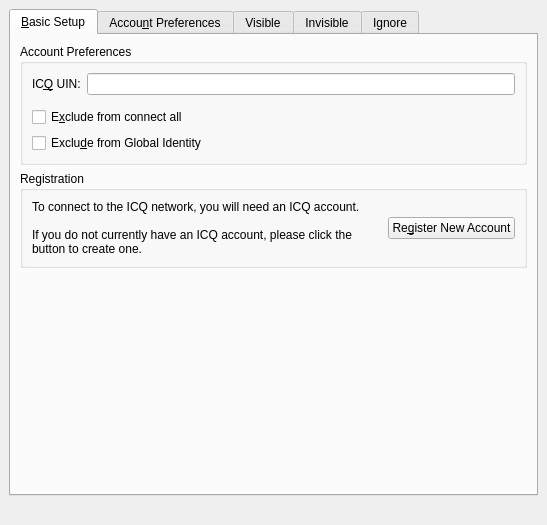
Above: protocols/oscar/icq/ui/icqeditaccountui.ui from KDE/kopete before the change. Below: the same form after it.
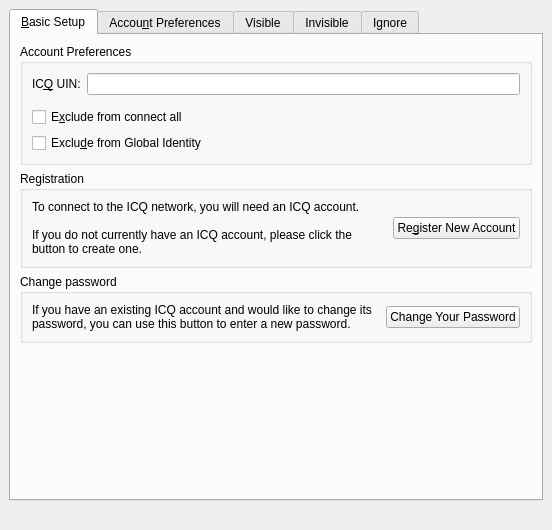
That is the form after the change. Custom widgets are drawn as their Qt base class.

Commit message:
Add feature 85117: [liboscar/icq] password changing support for ICQ.
FEATURE: 85117
GUI:

The edit to the form file:
```diff
--- a/protocols/oscar/icq/ui/icqeditaccountui.ui
+++ b/protocols/oscar/icq/ui/icqeditaccountui.ui
@@ -5,21 +5,21 @@
    <rect>
     <x>0</x>
     <y>0</y>
-    <width>547</width>
-    <height>525</height>
+    <width>552</width>
+    <height>530</height>
    </rect>
   </property>
   <property name="windowTitle" >
    <string>Account Preferences - ICQ</string>
   </property>
-  <layout class="QGridLayout" >
+  <layout class="QVBoxLayout" >
    <property name="margin" >
     <number>9</number>
    </property>
    <property name="spacing" >
     <number>6</number>
    </property>
-   <item row="0" column="0" >
+   <item>
     <widget class="QTabWidget" name="tabWidget7" >
      <property name="currentIndex" >
       <number>0</number>
@@ -159,6 +159,54 @@
          </layout>
         </widget>
        </item>
+       <item>
+        <widget class="QGroupBox" name="groupBox_5" >
+         <property name="title" >
+          <string>Change password</string>
+         </property>
+         <layout class="QHBoxLayout" >
+          <property name="margin" >
+           <number>9</number>
+          </property>
+          <property name="spacing" >
+           <number>6</number>
+          </property>
+          <item>
+           <widget class="QLabel" name="label" >
+            <property name="sizePolicy" >
+             <sizepolicy>
+              <hsizetype>7</hsizetype>
+              <vsizetype>5</vsizetype>
+              <horstretch>0</horstretch>
+              <verstretch>0</verstretch>
+             </sizepolicy>
+            </property>
+            <property name="text" >
+             <string>If you have an existing ICQ account and would like to change its password, you can use this button to enter a new password.</string>
+            </property>
+            <property name="wordWrap" >
+             <bool>true</bool>
+            </property>
+           </widget>
+          </item>
+          <item>
+           <widget class="QPushButton" name="buttonChangePassword" >
+            <property name="sizePolicy" >
+             <sizepolicy>
+              <hsizetype>1</hsizetype>
+              <vsizetype>0</vsizetype>
+              <horstretch>0</horstretch>
+              <verstretch>0</verstretch>
+             </sizepolicy>
+            </property>
+            <property name="text" >
+             <string>Change Your Password</string>
+            </property>
+           </widget>
+          </item>
+         </layout>
+        </widget>
+       </item>
        <item>
         <spacer>
          <property name="orientation" >
@@ -753,7 +801,7 @@
      </widget>
     </widget>
    </item>
-   <item row="1" column="0" >
+   <item>
     <widget class="QLabel" name="labelStatusMessage" >
      <property name="text" >
       <string/>
```
Left out of the diff: 1 changed line with no effect on the pictures. The commit also changes 11 other files.
